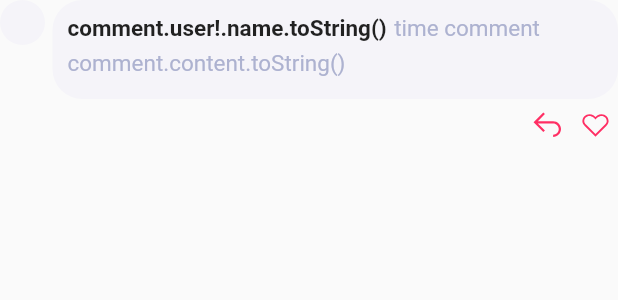
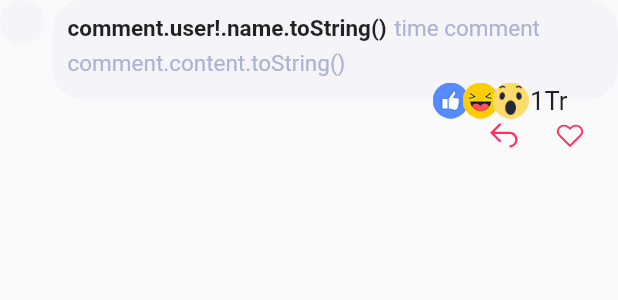
Before and after one commit to HoangDuck/gsot_intern_social_media, a Flutter app: the Comment widget shown alone on an empty page, opened directly, on a phone screen of 412 x 824 dp. Shown: the top 300 px of the screen. Run offline on Flutter 3.47's test engine with Material 2 defaults, Android fonts, the light colour scheme and no system bars; our stand-ins replace audioplayers, image_picker, line_icons, page_transition, shared_preferences; missing offline and left inert: fdottedline_nullsafety; accounts and stored records are empty; network calls fail.

Commit message:
Fix reaction comment

```diff
--- a/lib/core/util/utils.dart
+++ b/lib/core/util/utils.dart
@@ -55,4 +55,15 @@ class Utils{
         return 'Like';
     }
   }
+  static String formatNumberReaction(int number){
+    int numberFormat=0;
+    if(number>=1000 && number<1000000){
+      numberFormat=number~/1000;
+      return numberFormat.toString() +"K";
+    }else if(number>=1000000){
+      numberFormat=number~/1000000;
+      return numberFormat.toString() +"Tr";
+    }
+    return number.toString();
+  }
 }
--- a/lib/ui/widget/comment_widget.dart
+++ b/lib/ui/widget/comment_widget.dart
@@ -440,18 +440,17 @@ class _CommentState extends State<Comment> with TickerProviderStateMixin {
                             expandCollapseAnimation.runExpand();
                           });
                         },
-                        child: Container(
-                          padding: EdgeInsets.all(5),
                         child: Icon(
                           LineIcons.reply,
                           color: Color(0xffff2f64),
                         ),
                       ),
-                      ),
                       GestureDetector(
                         onTapDown: onTapDownBtn,
                         onTapUp: onTapUpBtn,
-                        onTap: () {
+                        onTap: () {},
+                        child: TextButton(
+                          onPressed: () {
                             if (!isLongPress) {
                               setState(() {
                                 if (whichIconUserChoose == 0) {
@@ -470,7 +469,6 @@ class _CommentState extends State<Comment> with TickerProviderStateMixin {
                             }
                           },
                           child: Container(
-                          padding: EdgeInsets.all(5),
                             child: whichIconUserChoose == 0
                                 ? Icon(
                                     LineIcons.heart,
@@ -486,16 +484,19 @@ class _CommentState extends State<Comment> with TickerProviderStateMixin {
                                   ),
                           ),
                         ),
+                      ),
                     ],
                   ),
                 ],
               ),
               Positioned(
+                left: MediaQuery.of(context).size.width*0.7,
+                bottom: 35,
+                child: ReactionStatisticWidget(),
+              ),
+              Positioned(
                 bottom: -100,
-                width: MediaQuery
-                    .of(context)
-                    .size
-                    .width * 0.9,
+                width: MediaQuery.of(context).size.width * 0.9,
                 child: Stack(
                   children: <Widget>[
                     // Box
@@ -751,10 +752,7 @@ class _CommentState extends State<Comment> with TickerProviderStateMixin {
 
     if (dragUpdateDetail.globalPosition.dy >= 200 &&
         dragUpdateDetail.globalPosition.dy <=
-            MediaQuery
-                .of(context)
-                .size
-                .height * 0.9) {
+            MediaQuery.of(context).size.height * 0.9) {
       isDragging = true;
       isDraggingOutside = false;
 
--- a/lib/ui/widget/post_widget.dart
+++ b/lib/ui/widget/post_widget.dart
@@ -20,6 +20,7 @@ import 'package:social_media/ui/widget/reaction_post_statistic_widget.dart';
 import 'package:social_media/ui/widget/share_post.dart';
 import 'package:social_media/ui/widget/textform_comment.dart';
 
+import 'comment_to_post_widget.dart';
 import 'comment_widget.dart';
 
 class PostWidget extends StatefulWidget {
--- a/lib/ui/widget/reaction_post_statistic_widget.dart
+++ b/lib/ui/widget/reaction_post_statistic_widget.dart
@@ -4,18 +4,21 @@ import 'package:social_media/core/util/utils.dart';
 class ReactionStatisticWidget extends StatelessWidget {
   List<String> listOfReactionsIcon = [
     'Like',
-    'Haha'
+    'Haha',
+    'Wow',
   ];
 
   //this field false is number of reaction hasn't appeared yet
   //this field true is number of reaction has appeared
   bool isLikeNumber = false;
-  int numberReaction=103;
+  int numberReaction=1030000;
   ReactionStatisticWidget({Key? key}) : super(key: key);
 
   @override
   Widget build(BuildContext context) {
-    return Stack(
+    return Container(
+      width: MediaQuery.of(context).size.width,
+      child: Stack(
         children: [
           //these positioned widget check the list at
           // index has an item, if it doesn't have any item they will have
@@ -48,6 +51,7 @@ class ReactionStatisticWidget extends StatelessWidget {
             child: _widgetReturnIcon(6),
           ),
         ],
+      ),
     );
   }
 
@@ -70,7 +74,7 @@ class ReactionStatisticWidget extends StatelessWidget {
           top: 2,
         ),
         child: Text(
-          numberReaction.toString(),
+          Utils.formatNumberReaction(numberReaction),
           style: TextStyle(fontSize: 17),
         ),
       );
```
Also changed, not shown: lib/ui/widget/comment_to_post_widget.dart (added, +27 -0 lines). Lines whose indentation alone changed are shown as unchanged.
